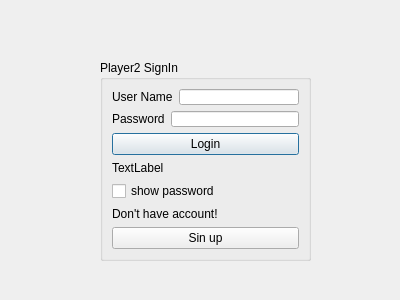
Jolinejo/Advanced-Tic-Tac-Toe, file tictactoev/signin2.ui: the form before one commit.
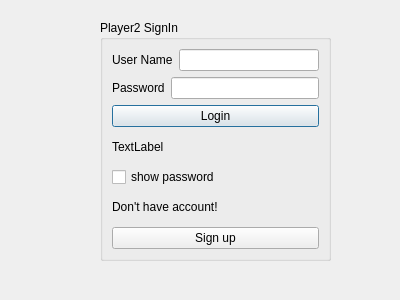
The form after the commit.

Patch:
```diff
--- a/tictactoev/signin2.ui
+++ b/tictactoev/signin2.ui
@@ -17,9 +17,9 @@
    <property name="geometry">
     <rect>
      <x>100</x>
-     <y>60</y>
-     <width>211</width>
-     <height>201</height>
+     <y>20</y>
+     <width>231</width>
+     <height>241</height>
     </rect>
    </property>
    <property name="title">
@@ -89,7 +89,7 @@
     <item>
      <widget class="QPushButton" name="pushButton_signup2">
       <property name="text">
-       <string>Sin up</string>
+       <string>Sign up</string>
       </property>
      </widget>
     </item>
```
